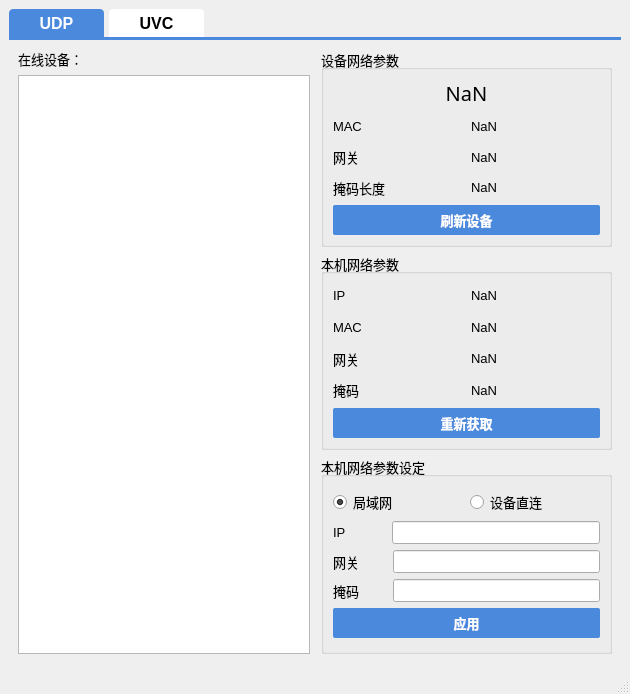
zyxeeker/CameraTool_Qt, file mainwindow.ui: the form before one commit.
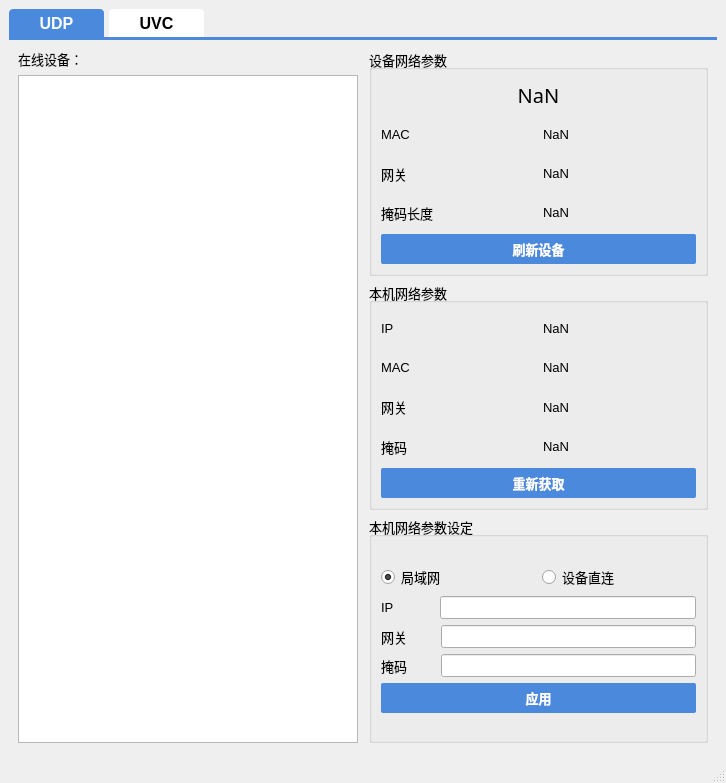
The form after the commit. The open tabs and pages were chosen to show the change. Icons and pictures are not drawn.

Commit message: 🛠[update]UI界面调整

```diff
--- a/mainwindow.ui
+++ b/mainwindow.ui
@@ -6,14 +6,14 @@
    <rect>
     <x>0</x>
     <y>0</y>
-    <width>630</width>
-    <height>694</height>
+    <width>726</width>
+    <height>783</height>
    </rect>
   </property>
   <property name="minimumSize">
    <size>
-    <width>630</width>
-    <height>694</height>
+    <width>726</width>
+    <height>783</height>
    </size>
   </property>
   <property name="windowTitle">
@@ -145,6 +145,7 @@
                       <widget class="QLabel" name="label_20">
                        <property name="font">
                         <font>
+                         <family>Microsoft YaHei UI</family>
                          <pointsize>10</pointsize>
                         </font>
                        </property>
@@ -157,6 +158,7 @@
                       <widget class="QLabel" name="device_mac">
                        <property name="font">
                         <font>
+                         <family>Microsoft YaHei UI</family>
                          <pointsize>10</pointsize>
                         </font>
                        </property>
@@ -173,6 +175,7 @@
                       <widget class="QLabel" name="label_19">
                        <property name="font">
                         <font>
+                         <family>Microsoft YaHei UI</family>
                          <pointsize>10</pointsize>
                         </font>
                        </property>
@@ -185,6 +188,7 @@
                       <widget class="QLabel" name="device_gateway">
                        <property name="font">
                         <font>
+                         <family>Microsoft YaHei UI</family>
                          <pointsize>10</pointsize>
                         </font>
                        </property>
@@ -201,6 +205,7 @@
                       <widget class="QLabel" name="label_16">
                        <property name="font">
                         <font>
+                         <family>Microsoft YaHei UI</family>
                          <pointsize>10</pointsize>
                         </font>
                        </property>
@@ -213,6 +218,7 @@
                       <widget class="QLabel" name="mask">
                        <property name="font">
                         <font>
+                         <family>Microsoft YaHei UI</family>
                          <pointsize>10</pointsize>
                         </font>
                        </property>
@@ -295,6 +301,7 @@
                       <widget class="QLabel" name="label_15">
                        <property name="font">
                         <font>
+                         <family>Microsoft YaHei UI</family>
                          <pointsize>10</pointsize>
                         </font>
                        </property>
@@ -307,6 +314,7 @@
                       <widget class="QLabel" name="local_ip">
                        <property name="font">
                         <font>
+                         <family>Microsoft YaHei UI</family>
                          <pointsize>10</pointsize>
                         </font>
                        </property>
@@ -323,6 +331,7 @@
                       <widget class="QLabel" name="label_21">
                        <property name="font">
                         <font>
+                         <family>Microsoft YaHei UI</family>
                          <pointsize>10</pointsize>
                         </font>
                        </property>
@@ -335,6 +344,7 @@
                       <widget class="QLabel" name="local_mac">
                        <property name="font">
                         <font>
+                         <family>Microsoft YaHei UI</family>
                          <pointsize>10</pointsize>
                         </font>
                        </property>
@@ -351,6 +361,7 @@
                       <widget class="QLabel" name="label_22">
                        <property name="font">
                         <font>
+                         <family>Microsoft YaHei UI</family>
                          <pointsize>10</pointsize>
                         </font>
                        </property>
@@ -363,6 +374,7 @@
                       <widget class="QLabel" name="local_gateway">
                        <property name="font">
                         <font>
+                         <family>Microsoft YaHei UI</family>
                          <pointsize>10</pointsize>
                         </font>
                        </property>
@@ -379,6 +391,7 @@
                       <widget class="QLabel" name="label_17">
                        <property name="font">
                         <font>
+                         <family>Microsoft YaHei UI</family>
                          <pointsize>10</pointsize>
                         </font>
                        </property>
@@ -391,6 +404,7 @@
                       <widget class="QLabel" name="local_mask">
                        <property name="font">
                         <font>
+                         <family>Microsoft YaHei UI</family>
                          <pointsize>10</pointsize>
                         </font>
                        </property>
@@ -466,6 +480,11 @@
                   <layout class="QHBoxLayout" name="horizontalLayout">
                    <item>
                     <widget class="QRadioButton" name="lan">
+                     <property name="font">
+                      <font>
+                       <family>Microsoft YaHei UI</family>
+                      </font>
+                     </property>
                      <property name="text">
                       <string>局域网</string>
                      </property>
@@ -476,6 +495,11 @@
                    </item>
                    <item>
                     <widget class="QRadioButton" name="direct">
+                     <property name="font">
+                      <font>
+                       <family>Microsoft YaHei UI</family>
+                      </font>
+                     </property>
                      <property name="text">
                       <string>设备直连</string>
                      </property>
@@ -487,6 +511,11 @@
                   <layout class="QHBoxLayout" name="horizontalLayout_5">
                    <item>
                     <widget class="QLabel" name="label">
+                     <property name="font">
+                      <font>
+                       <family>Microsoft YaHei UI</family>
+                      </font>
+                     </property>
                      <property name="text">
                       <string>IP</string>
                      </property>
@@ -521,6 +550,11 @@
                   <layout class="QHBoxLayout" name="horizontalLayout_6">
                    <item>
                     <widget class="QLabel" name="label_2">
+                     <property name="font">
+                      <font>
+                       <family>Microsoft YaHei UI</family>
+                      </font>
+                     </property>
                      <property name="text">
                       <string>网关</string>
                      </property>
@@ -551,6 +585,11 @@
                   <layout class="QHBoxLayout" name="horizontalLayout_2">
                    <item>
                     <widget class="QLabel" name="label_3">
+                     <property name="font">
+                      <font>
+                       <family>Microsoft YaHei UI</family>
+                      </font>
+                     </property>
                      <property name="text">
                       <string>掩码</string>
                      </property>
```
Left out of the diff: 645 changed lines with no effect on the pictures.
